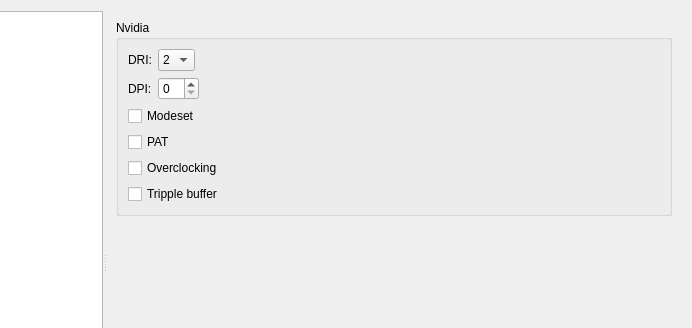
Old version of the form src/settingsdialog.ui in the repository Shatur/optimus-manager-qt; both pictures show x 108 to 800 and y 0 to 328 of the 800 by 552 pixel window.
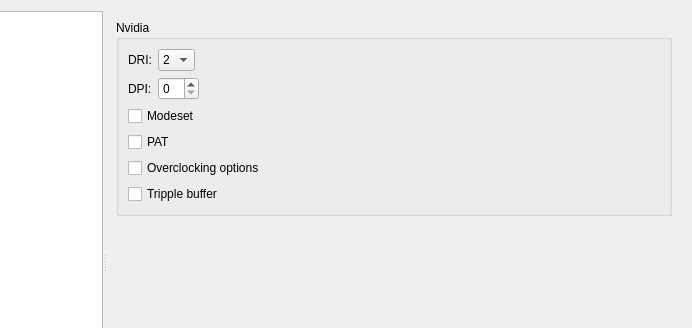
New version of the form. The open tabs and pages were chosen to show the change. Icons and pictures are not drawn.

```diff
--- a/src/settingsdialog.ui
+++ b/src/settingsdialog.ui
@@ -659,7 +659,7 @@
               <string>&lt;html&gt;&lt;head/&gt;&lt;body&gt;&lt;p&gt;Enable CoolBits in the Xorg configuration and unlock clocking options in the Nvidia control panel&lt;/p&gt;&lt;/body&gt;&lt;/html&gt;</string>
              </property>
              <property name="text">
-              <string notr="true">Overclocking</string>
+              <string>Overclocking options</string>
              </property>
             </widget>
            </item>
```
Left out of the diff: 60 changed lines with no effect on the pictures.
